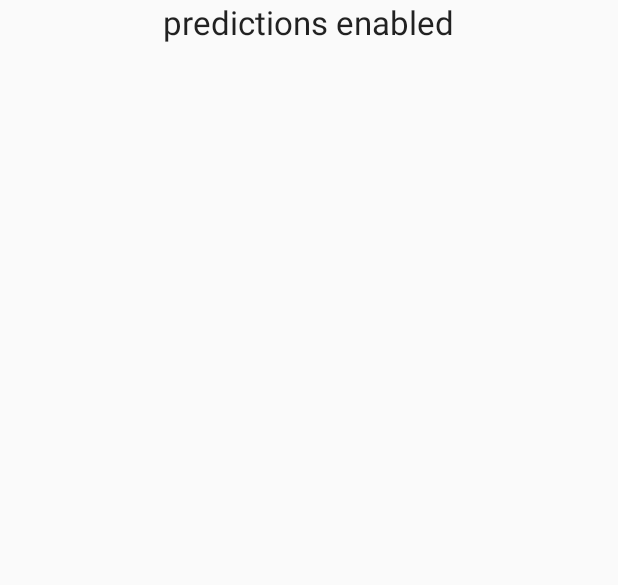
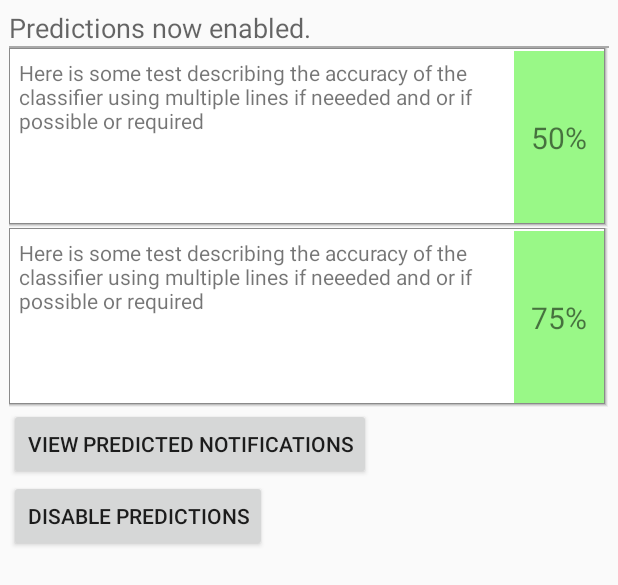
Before and after one commit to akuvisur/notification_diary, an Android app: the layout prediction_view_enabled.xml on its own in the app's theme, with its tools: preview values and no code run, on a phone screen of 412 x 824 dp. Shown: the top 585 px of the screen. Run offline under Robolectric (Android 15) with nearby library versions, the phone set to English and light mode, and no system bars.

Commit message:
Prediction generation done.

```diff
--- a/app/build.gradle
+++ b/app/build.gradle
@@ -1,6 +1,5 @@
 apply plugin: 'com.android.application'
 apply plugin: 'com.jfrog.bintray'
-apply plugin: 'com.google.gms.google-services'
 
 version = version_readable
 group = "com.awareframework"
@@ -42,7 +41,10 @@ dependencies {
     compile "com.awareframework:aware-core:${aware_libs}@aar"
     compile 'com.android.support:design:24.2.1'
     compile 'com.android.support:multidex:1.0.1'
-    compile 'com.google.android.gms:play-services:9.0.0'
+    compile 'com.google.android.gms:play-services:9.6.1'
     compile 'nz.ac.waikato.cms.weka:weka-dev:3.7.10'
     compile 'com.akexorcist:RoundCornerProgressBar:2.0.3'
+    compile 'com.android.support:support-v4:24.2.1'
 }
+
+apply plugin: 'com.google.gms.google-services'
--- a/app/src/main/java/com/aware/plugin/notificationdiary/ContentAnalysis/Cluster.java
+++ b/app/src/main/java/com/aware/plugin/notificationdiary/ContentAnalysis/Cluster.java
@@ -22,9 +22,10 @@ public class Cluster {
     }
 
     public void addNode(int d, Node n) {
+        if (d < 1) return;
         if (!nodes.keySet().contains(d)) {
             nodes.put(d, new ArrayList<Node>());
-            max_depth++;
+            max_depth = d;
         }
         nodes.get(d).add(n);
         words.add(n.value);
@@ -48,7 +49,8 @@ public class Cluster {
     // get all nodes
     public ArrayList<Node> getNodes() {
         ArrayList<Node> result = new ArrayList<>();
-        for (int i = 0; i <= max_depth; i++) {
+        result.add(centroid);
+        for (int i = 1; i <= max_depth; i++) {
             for (Node n : nodes.get(i)) {
                 result.add(n);
             }
--- a/app/src/main/java/com/aware/plugin/notificationdiary/ContentAnalysis/Graph.java
+++ b/app/src/main/java/com/aware/plugin/notificationdiary/ContentAnalysis/Graph.java
@@ -49,14 +49,12 @@ public class Graph {
         long start_second = System.currentTimeMillis()/100;
         Edge edge;
         Node node;
-        Log.d(TAG, "started");
         int count = 0;
 
         for (UnsyncedData.NotificationText n : notificationContents) {
             String[] words = Utils.Randomize((n.contents + n.title).split(" "));
             if (words.length == 1) continue;
             count++;
-            Log.d(TAG, "iteration time ("+count+"): " + ((System.currentTimeMillis()/100) - start_second));
 
             for (int i1 = 0; i1 < words.length; i1++) {
                 word_1 = words[i1];
--- a/app/src/main/java/com/aware/plugin/notificationdiary/Providers/WordBins.java
+++ b/app/src/main/java/com/aware/plugin/notificationdiary/Providers/WordBins.java
@@ -87,13 +87,10 @@ public class WordBins extends SQLiteOpenHelper {
         ArrayList<Cluster> result_list = new ArrayList<>();
         for (Integer key : result.keySet()) {
             result_list.add(result.get(key));
+
         }
         database.close();
 
-        Log.d(TAG, "extracted clusters: " + result_list.size());
-        for (Cluster c : result_list) {
-            Log.d(TAG, c.toString());
-        }
         return result_list;
     }
 
--- /dev/null
+++ b/app/src/main/res/drawable/dropshadow.xml
@@ -0,0 +1,46 @@
+<?xml version="1.0" encoding="utf-8"?>
+<layer-list xmlns:android="http://schemas.android.com/apk/res/android">
+
+    <!-- Adding border layers simulating drop shadow -->
+    <item>
+        <shape>
+
+            <padding android:top="0dp" android:right="1dp" android:bottom="1dp" android:left="0dp" />
+            <solid android:color="#00494949" />
+        </shape>
+    </item>
+
+    <item>
+        <shape>
+            <padding android:top="0dp" android:right="1dp" android:bottom="1dp" android:left="0dp" />
+            <solid android:color="#10494949" />
+        </shape>
+    </item>
+
+    <item>
+        <shape>
+            <padding android:top="0dp" android:right="1dp" android:bottom="1dp" android:left="0dp" />
+            <solid android:color="#20494949" />
+        </shape>
+    </item>
+
+    <item>
+        <shape>
+            <padding android:top="0dp" android:right="1dp" android:bottom="1dp" android:left="0dp" />
+            <solid android:color="#30494949" />
+        </shape>
+    </item>
+
+    <item>
+        <shape>
+            <padding android:top="1dp" android:right="1dp" android:bottom="1dp" android:left="1dp" />
+            <solid android:color="#70494949" />
+        </shape>
+    </item>
+
+    <item>
+        <shape>
+            <solid android:color="@android:color/white" />
+        </shape>
+    </item>
+    </layer-list>
--- a/app/src/main/res/layout/prediction_view_enabled.xml
+++ b/app/src/main/res/layout/prediction_view_enabled.xml
@@ -1,13 +1,98 @@
 <?xml version="1.0" encoding="utf-8"?>
 <LinearLayout xmlns:android="http://schemas.android.com/apk/res/android"
     android:orientation="vertical" android:layout_width="match_parent"
-    android:layout_height="match_parent">
+    android:layout_height="match_parent"
+    android:padding="6dp">
 
     <TextView
+        android:layout_width="match_parent"
+        android:layout_height="wrap_content"
+        android:textAppearance="?android:attr/textAppearanceMedium"
+        android:text="@string/predictions_enabled"
+        android:id="@+id/textView12" />
+
+    <View
+        android:layout_width="match_parent"
+        android:layout_height="1dp"
+        android:background="@android:color/darker_gray"/>
+
+    <RelativeLayout
+        android:layout_width="match_parent"
+        android:layout_height="120dp"
+        android:background="@drawable/dropshadow">
+
+        <LinearLayout
+            android:orientation="vertical"
+            android:layout_width="60dp"
+            android:layout_height="match_parent"
+            android:layout_centerVertical="true"
+            android:layout_alignParentEnd="true"
+            android:background="@color/colorAccent"
+            android:id="@+id/prediction_view_topbox_right">
+                <TextView
+                    android:layout_width="match_parent"
+                    android:layout_height="match_parent"
+                    android:gravity="center"
+                    android:text="50%"
+                    android:textSize="20sp"
+                    />
+        </LinearLayout>
+
+        <TextView
+            android:text="Here is some test describing the accuracy of the classifier using multiple lines if neeeded and or if possible or required"
+            android:layout_width="wrap_content"
+            android:layout_height="match_parent"
+            android:layout_alignParentStart="true"
+            android:id="@+id/textView2"
+            android:layout_alignParentTop="true"
+            android:layout_alignParentLeft="true"
+            android:layout_toStartOf="@+id/prediction_view_topbox_right"
+            android:padding="6dp"/>
+    </RelativeLayout>
+
+    <RelativeLayout
+        android:layout_width="match_parent"
+        android:layout_height="120dp"
+        android:background="@drawable/dropshadow">
+        <LinearLayout
+            android:orientation="vertical"
+            android:layout_width="60dp"
+            android:layout_height="match_parent"
+            android:layout_centerVertical="true"
+            android:layout_alignParentEnd="true"
+            android:background="@color/colorAccent"
+            android:id="@+id/prediction_view_bottombox_right">
+            <TextView
+                android:layout_width="match_parent"
+                android:layout_height="match_parent"
+                android:gravity="center"
+                android:text="75%"
+                android:textSize="20sp"
+                />
+        </LinearLayout>
+
+        <TextView
+            android:text="Here is some test describing the accuracy of the classifier using multiple lines if neeeded and or if possible or required"
+            android:layout_width="wrap_content"
+            android:layout_height="match_parent"
+            android:layout_alignParentStart="true"
+            android:id="@+id/textView3"
+            android:layout_alignParentTop="true"
+            android:layout_alignParentLeft="true"
+            android:layout_toStartOf="@+id/prediction_view_bottombox_right"
+            android:padding="6dp"/>
+    </RelativeLayout>
+
+    <Button
+        android:text="VIEW PREDICTED NOTIFICATIONS"
         android:layout_width="wrap_content"
         android:layout_height="wrap_content"
-        android:textAppearance="?android:attr/textAppearanceLarge"
-        android:text="predictions enabled"
-        android:id="@+id/textView13"
-        android:layout_gravity="center_horizontal" />
+        android:id="@+id/launch_predact" />
+
+    <Button
+        android:layout_width="wrap_content"
+        android:layout_height="wrap_content"
+        android:text="DISABLE PREDICTIONS"
+        android:id="@+id/disable_predictions"/>
+
 </LinearLayout>
--- a/app/src/main/res/values/colors.xml
+++ b/app/src/main/res/values/colors.xml
@@ -9,4 +9,6 @@
     <color name="ok">#ebfee7</color>
     <color name="cancel">#fefee7</color>
     <color name="extra_input">#e7fefe</color>
+
+    <color name="black_overlay">#66000000</color>
 </resources>
--- a/app/src/main/res/values/strings.xml
+++ b/app/src/main/res/values/strings.xml
@@ -15,6 +15,10 @@
     <string name="predictions_disabled">
 "To enable predictive notification management, you are required to label sufficient number of dismissed notifications, and then the system needs to be able to build sufficiently accurate predictor.\r\n
 The ENABLE PREDICTIONS -button will be enabled once these conditions are met.
+    </string>
+
+    <string name="predictions_enabled">
+"Predictions now enabled."
     </string>
 
     <string name="helpview_generic">
@@ -38,4 +42,8 @@ After the predictions are ENABLED, the notifications hidden by the application w
 "
     </string>
 
+    <string name="title_activity_prediction">PredictionActivity</string>
+    <string name="dummy_button">Dummy Button</string>
+    <string name="dummy_content">DUMMY\nCONTENT</string>
+
 </resources>
--- a/app/src/main/res/values/styles.xml
+++ b/app/src/main/res/values/styles.xml
@@ -17,4 +17,16 @@
 
     <style name="AppTheme.PopupOverlay" parent="ThemeOverlay.AppCompat.Light" />
 
+    <style name="FullscreenTheme" parent="AppTheme">
+        <item name="android:actionBarStyle">@style/FullscreenActionBarStyle</item>
+        <item name="android:windowActionBarOverlay">true</item>
+        <item name="android:windowBackground">@null</item>
+        <item name="metaButtonBarStyle">?android:attr/buttonBarStyle</item>
+        <item name="metaButtonBarButtonStyle">?android:attr/buttonBarButtonStyle</item>
+    </style>
+
+    <style name="FullscreenActionBarStyle" parent="Widget.AppCompat.ActionBar">
+        <item name="android:background">@color/black_overlay</item>
+    </style>
+
 </resources>
--- a/build.gradle
+++ b/build.gradle
@@ -1,9 +1,7 @@
 // Top-level build file where you can add configuration options common to all sub-projects/modules.
 project.ext {
     support_libs = (System.getenv("support_libs") as String ?: "24.1.1")
-    //google_libs = (System.getenv("google_libs") as String ?: "8.4.0")
     google_libs = (System.getenv("google_libs") as String ?: "9.0.0")
-
     version_code = 400 + (System.getenv("BUILD_NUMBER") as Integer ?: 0)
     version_readable = "4.0." + version_code
     aware_libs = (System.getenv("aware_libs") as String ?: "4.0.+")
```
Also changed, not shown: app/src/main/AndroidManifest.xml (+7 -2 lines), app/src/main/java/com/aware/plugin/notificationdiary/ContentAnalysisService.java (+214 -4 lines), app/src/main/java/com/aware/plugin/notificationdiary/MainTabs.java (+5 -43 lines), app/src/main/java/com/aware/plugin/notificationdiary/NotificationObject/DiaryNotification.java (+9 -2 lines), app/src/main/java/com/aware/plugin/notificationdiary/PredictionActivity.java (added, +16 -0 lines), app/src/main/java/com/aware/plugin/notificationdiary/Providers/UnsyncedData.java (+47 -0 lines), app/src/main/res/layout/activity_prediction.xml (added, +44 -0 lines), app/src/main/res/layout/activity_recognition_listitem.xml (added, +53 -0 lines), app/src/main/res/values/attrs.xml (added, +12 -0 lines).
